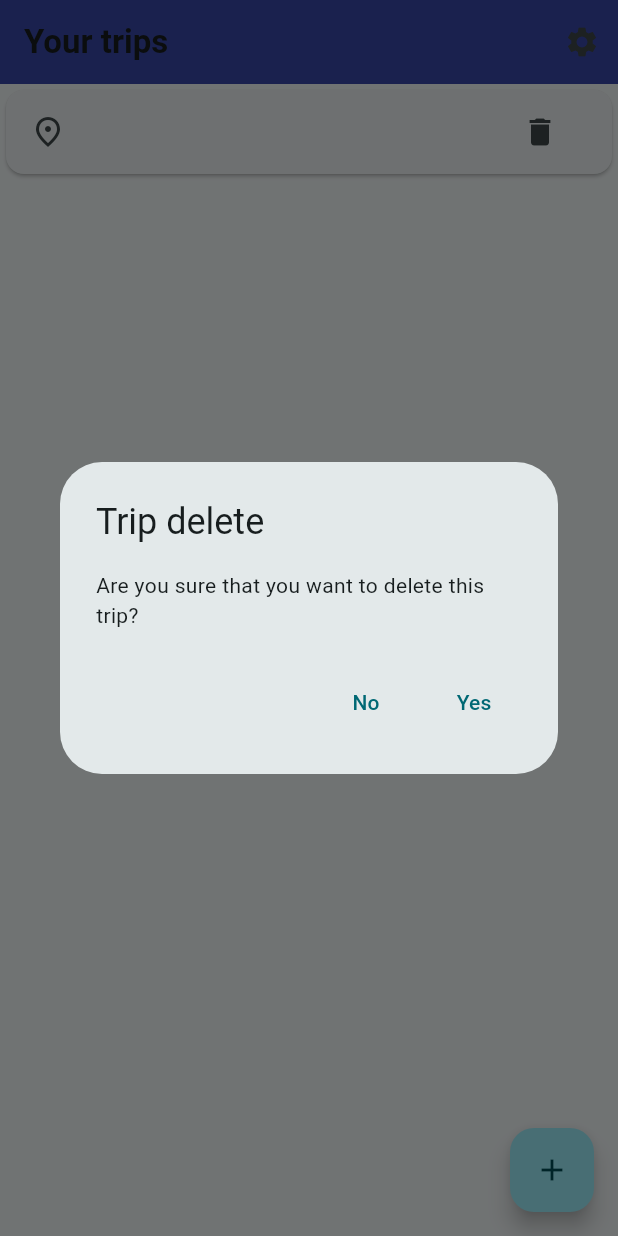
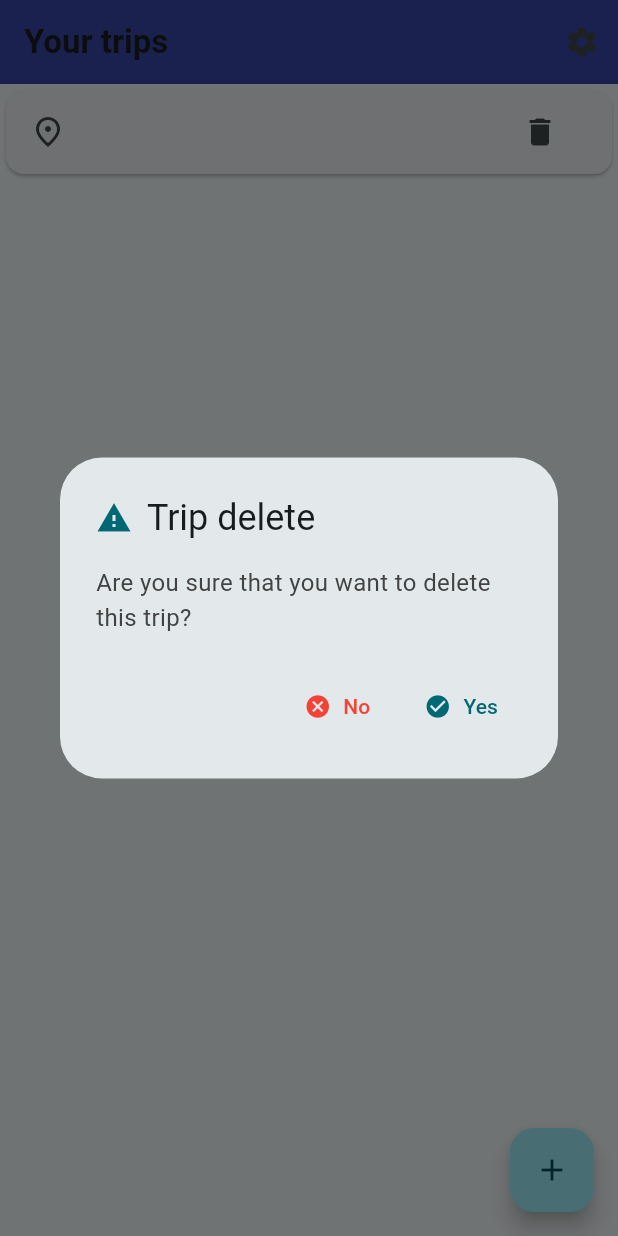
Before and after one commit to mis177/trip-planner, a Flutter app: the screen it shows after launch, after a tap on the "add" icon, after a tap on the "delete" icon, on a phone screen of 412 x 824 dp. Run offline on Flutter 3.47's test engine with Material 3 defaults, Android fonts, the phone set to English and light mode, and no system bars; our stand-ins replace bloc, equatable, flutter_bloc, share_plus, sqflite; accounts and stored records are empty; generated files the repository leaves out were written again.

Commit message:
CHANGED style of confirmation_dialog

```diff
--- a/lib/utilities/dialogs/confirmation_dialog.dart
+++ b/lib/utilities/dialogs/confirmation_dialog.dart
@@ -7,28 +7,45 @@ Future<bool?> showConfirmationDialog({
 }) {
   return showDialog<bool>(
     context: context,
+    barrierDismissible: false,
     builder: (context) {
       return AlertDialog(
-        title: Text(title),
-        content: Text(content),
+        title: Row(
+          children: [
+            Icon(Icons.warning, color: Theme.of(context).primaryColor),
+            const SizedBox(width: 10),
+            Text(title),
+          ],
+        ),
+        content: Text(
+          content,
+          style: TextStyle(
+            fontSize: 16,
+            color: Colors.grey[800],
+          ),
+        ),
         actions: [
-          TextButton(
+          TextButton.icon(
             style: TextButton.styleFrom(
+              foregroundColor: Colors.red,
               textStyle: Theme.of(context).textTheme.labelLarge,
             ),
             onPressed: () {
               Navigator.of(context).pop(false);
             },
-            child: const Text('No'),
+            icon: const Icon(Icons.cancel),
+            label: const Text('No'),
           ),
-          TextButton(
+          TextButton.icon(
             style: TextButton.styleFrom(
+              foregroundColor: Theme.of(context).primaryColor,
               textStyle: Theme.of(context).textTheme.labelLarge,
             ),
             onPressed: () {
               Navigator.of(context).pop(true);
             },
-            child: const Text('Yes'),
+            icon: const Icon(Icons.check_circle),
+            label: const Text('Yes'),
           ),
         ],
       );
```
